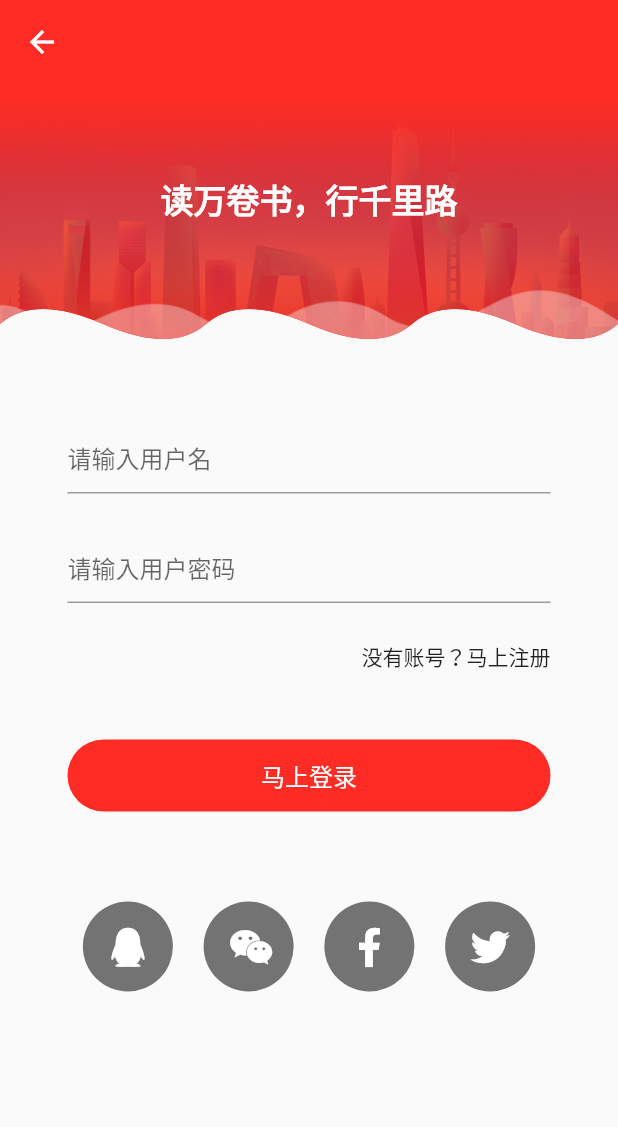
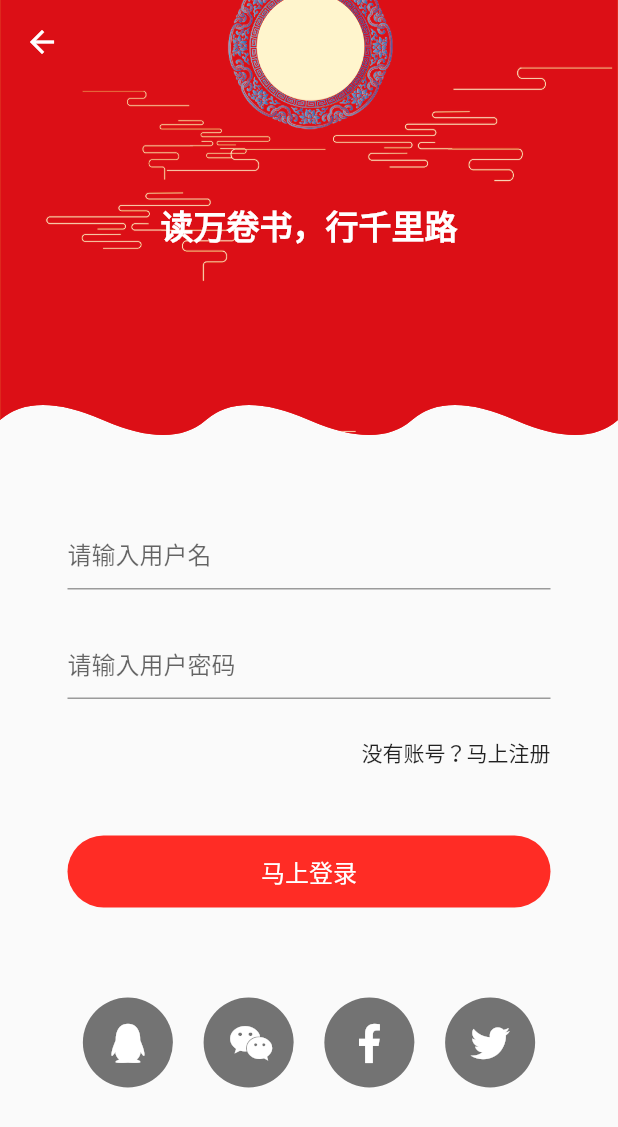
Before and after one commit to Johvenly/SimpleShopping, a Flutter app: the screen it shows after launch, item 4 of the bottom bar chosen, after a tap on "Johwen Chou", on a phone screen of 412 x 824 dp. Shown: the top 1127 px of the screen. Run offline on Flutter 3.47's test engine with Material 2 defaults, Android fonts, the phone set to English and light mode, and no system bars; our stand-ins replace event_bus, flutter_swiper, font_awesome_flutter; missing offline and left inert: yx; statements that could not run were skipped.

Commit message:
修改登录页背景

```diff
--- a/lib/auth/login.dart
+++ b/lib/auth/login.dart
@@ -16,6 +16,8 @@ class LoginState extends State<Login>{
         mainAxisAlignment: MainAxisAlignment.start,
         crossAxisAlignment: CrossAxisAlignment.stretch,
         children: <Widget>[
+          new Stack(
+            children: <Widget>[
               //头部背景
               new ClipPath(
                 clipper: BottomClipper(),
@@ -24,17 +26,28 @@ class LoginState extends State<Login>{
                     color: Color.fromARGB(255, 255, 44, 37),
                     image: DecorationImage(
                       image: AssetImage('assets/images/bg_login.png',),
-                  fit: BoxFit.cover,
+                      fit: BoxFit.fitWidth,
                       alignment: AlignmentDirectional.topCenter,
                     ),
                   ),
                   width: MediaQuery.of(context).size.width,
-              height: 180,
-              child: new Padding(
-                padding: EdgeInsets.only(top: 60),
+                  height: 300,
+                  child: new Center(
                     child: Text('读万卷书，行千里路', style:TextStyle(fontSize: 22, fontWeight: FontWeight.bold, color: Colors.white), textAlign: TextAlign.center,),
                   ),
                 ),
+              ),
+              new AppBar(
+                elevation: 0,
+                backgroundColor: Colors.transparent,
+                leading: IconButton(
+                  icon: BackButtonIcon(),
+                  onPressed: (){
+                    Navigator.pop(super.context);
+                  },
+                ),
+              ),
+            ],
           ),
 
           //表单列表
@@ -126,16 +139,6 @@ class LoginState extends State<Login>{
       debugShowCheckedModeBanner: false,
       home: Scaffold(
         resizeToAvoidBottomPadding: false,
-        appBar: AppBar(
-          elevation: 0,
-          backgroundColor: Color.fromARGB(255, 255, 44, 37),
-          leading: IconButton(
-            icon: BackButtonIcon(),
-            onPressed: (){
-              Navigator.pop(super.context);
-            },
-          ),
-        ),
         body: _body,
       ),
     );
```
Also changed, not shown: assets/images/bg_login.png. Lines whose indentation alone changed are shown as unchanged.
